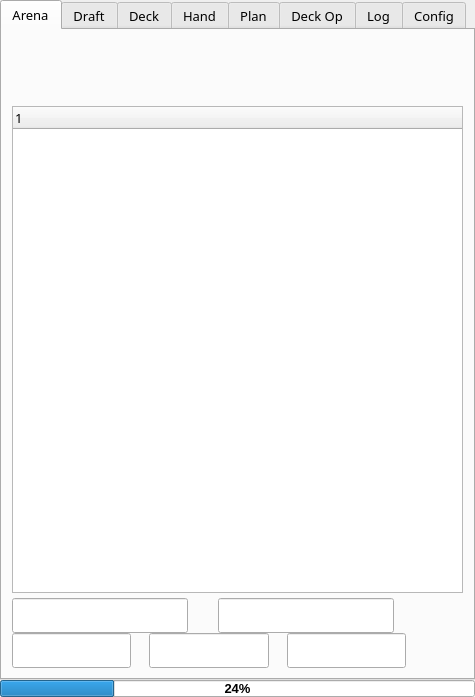
supertriodo/Arena-Tracker, file mainwindow.ui: the form before one commit.
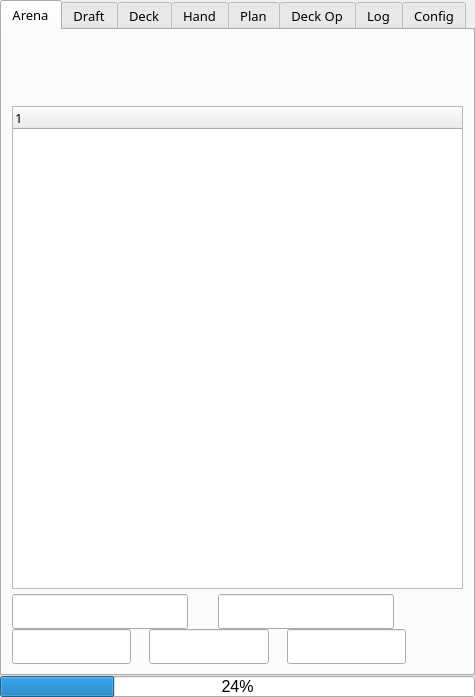
The form after the commit. Icons and pictures are not drawn. Custom widgets are drawn as their Qt base class.

What changed in the file:
```diff
--- a/mainwindow.ui
+++ b/mainwindow.ui
@@ -2199,9 +2199,9 @@
       </property>
       <property name="font">
        <font>
-        <pointsize>10</pointsize>
-        <weight>75</weight>
-        <bold>true</bold>
+        <pointsize>12</pointsize>
+        <weight>50</weight>
+        <bold>false</bold>
        </font>
       </property>
       <property name="value">
```
